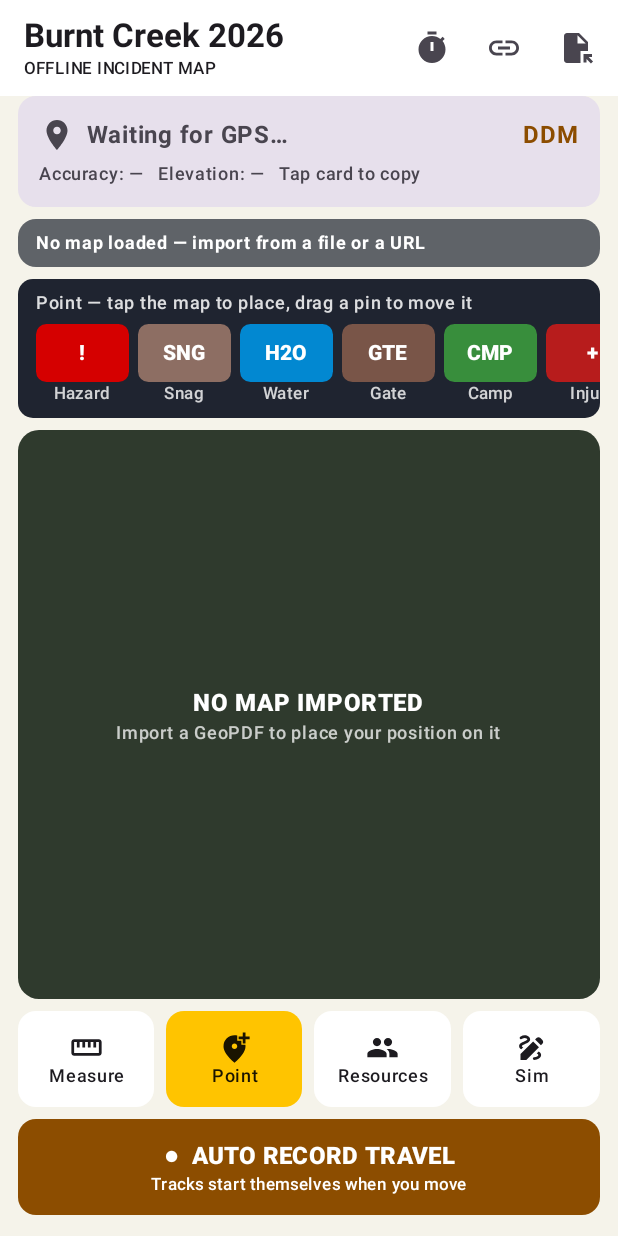
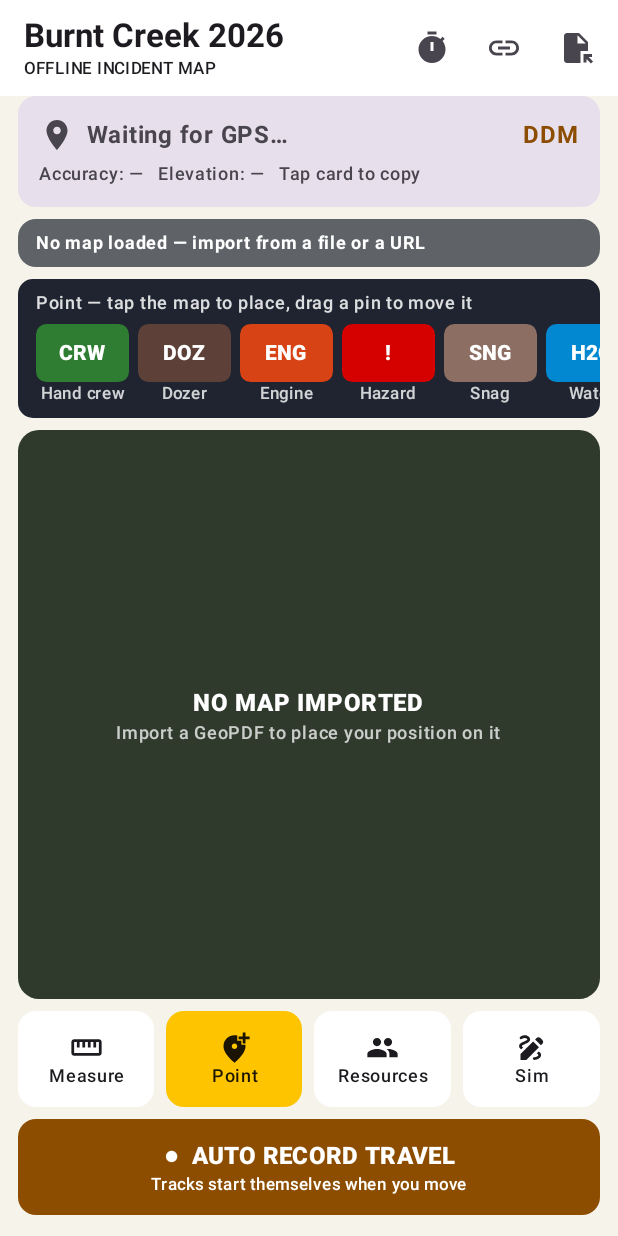
Before and after one commit to RHECYEE/FIRE-MAPS, an Android app built with Jetpack Compose: the screen it shows after launch (MainActivity), after a tap on "Point", on a phone screen of 412 x 824 dp. Run offline under Robolectric (Android 15) with nearby library versions, the phone set to English and light mode, and no system bars; our stand-ins replace Room's generated code.

```diff
--- a/app/src/main/java/com/rhecyee/firelinemap/resources/ResourceSymbol.kt
+++ b/app/src/main/java/com/rhecyee/firelinemap/resources/ResourceSymbol.kt
@@ -42,7 +42,6 @@ enum class ResourceSymbol(
     HAZARD("hazard", "Hazard", "!", ResourceCategory.POINT, 0xFFD50000.toInt()),
     SNAG("snag", "Snag", "SNG", ResourceCategory.POINT, 0xFF8D6E63.toInt()),
     WATER("water", "Water", "H2O", ResourceCategory.POINT, 0xFF0288D1.toInt()),
-    GATE("gate", "Gate", "GTE", ResourceCategory.POINT, 0xFF795548.toInt()),
     CAMP("camp", "Camp", "CMP", ResourceCategory.POINT, 0xFF388E3C.toInt()),
     INJURY("injury", "Injury", "+", ResourceCategory.POINT, 0xFFB71C1C.toInt()),
     PHOTO("photo", "Photo", "PIC", ResourceCategory.POINT, 0xFF7B1FA2.toInt()),
@@ -56,9 +55,17 @@ enum class ResourceSymbol(
         val RESOURCES: List<ResourceSymbol> =
             entries.filter { it.category != ResourceCategory.POINT }
 
-        /** Generic marks placed by the point tool. */
-        val POINTS: List<ResourceSymbol> =
-            entries.filter { it.category == ResourceCategory.POINT }
+        /**
+         * What the point tool offers.
+         *
+         * Not simply the POINT category. Hand crew, dozer and engine are the
+         * marks that actually get dropped in the field, so they lead the list
+         * even though the same symbols also exist as tracked resources with
+         * identifiers and a position history.
+         */
+        val POINTS: List<ResourceSymbol> = listOf(
+            HAND_CREW, DOZER, ENGINE
+        ) + entries.filter { it.category == ResourceCategory.POINT }
     }
 }
 
```
Also changed, not shown: app/src/main/java/com/rhecyee/firelinemap/ui/MapCanvas.kt (+21 -12 lines).
